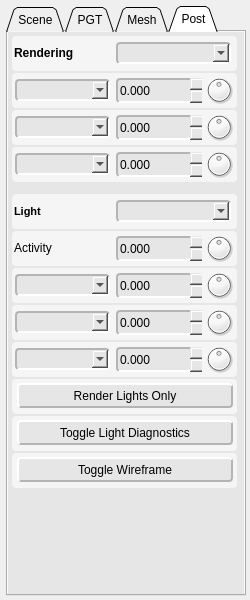
karajensen/shader-editor, file ShaderEditor/qt/project/tweaker.ui: the form before one commit.
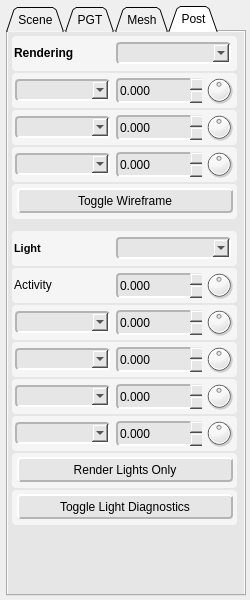
The form after the commit. The open tabs and pages were chosen to show the change.

What changed in the file:
```diff
--- a/ShaderEditor/qt/project/tweaker.ui
+++ b/ShaderEditor/qt/project/tweaker.ui
@@ -5183,6 +5183,63 @@
           </widget>
          </widget>
         </item>
+        <item>
+         <widget class="QFrame" name="toggleWireframe">
+          <property name="sizePolicy">
+           <sizepolicy hsizetype="Fixed" vsizetype="Fixed">
+            <horstretch>0</horstretch>
+            <verstretch>0</verstretch>
+           </sizepolicy>
+          </property>
+          <property name="minimumSize">
+           <size>
+            <width>225</width>
+            <height>35</height>
+           </size>
+          </property>
+          <property name="maximumSize">
+           <size>
+            <width>225</width>
+            <height>35</height>
+           </size>
+          </property>
+          <property name="styleSheet">
+           <string notr="true">background-color: rgb(245, 245, 245);
+border-radius: 4px;</string>
+          </property>
+          <property name="frameShape">
+           <enum>QFrame::Panel</enum>
+          </property>
+          <property name="frameShadow">
+           <enum>QFrame::Raised</enum>
+          </property>
+          <widget class="QPushButton" name="toggleWireframe_btn">
+           <property name="geometry">
+            <rect>
+             <x>5</x>
+             <y>4</y>
+             <width>216</width>
+             <height>25</height>
+            </rect>
+           </property>
+           <property name="styleSheet">
+            <string notr="true">background-color: rgb(230, 230, 230);
+border-top-color: rgb(255, 255, 255);
+border-left-color: rgb(255, 255, 255);
+border-bottom-color: rgb(180, 180, 180);
+border-right-color: rgb(180, 180, 180);
+border-style: solid;
+border-width: 2px;</string>
+           </property>
+           <property name="text">
+            <string>Toggle Wireframe</string>
+           </property>
+           <property name="default">
+            <bool>false</bool>
+           </property>
+          </widget>
+         </widget>
+        </item>
         <item>
          <spacer name="_meshSpacer_4">
           <property name="orientation">
@@ -6001,6 +6058,176 @@
           </widget>
          </widget>
         </item>
+        <item>
+         <widget class="QFrame" name="light_specular">
+          <property name="minimumSize">
+           <size>
+            <width>225</width>
+            <height>35</height>
+           </size>
+          </property>
+          <property name="maximumSize">
+           <size>
+            <width>225</width>
+            <height>35</height>
+           </size>
+          </property>
+          <property name="styleSheet">
+           <string notr="true">background-color: rgb(245, 245, 245);
+border-radius: 4px;</string>
+          </property>
+          <property name="frameShape">
+           <enum>QFrame::NoFrame</enum>
+          </property>
+          <property name="frameShadow">
+           <enum>QFrame::Plain</enum>
+          </property>
+          <property name="lineWidth">
+           <number>0</number>
+          </property>
+          <widget class="QDoubleSpinBox" name="light_specular_value">
+           <property name="geometry">
+            <rect>
+             <x>104</x>
+             <y>5</y>
+             <width>86</width>
+             <height>25</height>
+            </rect>
+           </property>
+           <property name="sizePolicy">
+            <sizepolicy hsizetype="Fixed" vsizetype="Fixed">
+             <horstretch>0</horstretch>
+             <verstretch>0</verstretch>
+            </sizepolicy>
+           </property>
+           <property name="minimumSize">
+            <size>
+             <width>86</width>
+             <height>25</height>
+            </size>
+           </property>
+           <property name="maximumSize">
+            <size>
+             <width>86</width>
+             <height>25</height>
+            </size>
+           </property>
+           <property name="styleSheet">
+            <string notr="true">background-color: rgb(230, 230, 230);
+border-top-color: rgb(180, 180, 180);
+border-left-color: rgb(180, 180, 180);
+border-bottom-color: rgb(255, 255, 255);
+border-right-color: rgb(255, 255, 255);
+border-style: solid;
+border-width: 2px;</string>
+           </property>
+           <property name="frame">
+            <bool>false</bool>
+           </property>
+           <property name="buttonSymbols">
+            <enum>QAbstractSpinBox::UpDownArrows</enum>
+           </property>
+           <property name="decimals">
+            <number>3</number>
+           </property>
+           <property name="minimum">
+            <double>-9999.000000000000000</double>
+           </property>
+           <property name="maximum">
+            <double>9999.000000000000000</double>
+           </property>
+           <property name="singleStep">
+            <double>0.050000000000000</double>
+           </property>
+          </widget>
+          <widget class="QDial" name="light_specular_dial">
+           <property name="geometry">
+            <rect>
+             <x>192</x>
+             <y>2</y>
+             <width>30</width>
+             <height>30</height>
+            </rect>
+           </property>
+           <property name="sizePolicy">
+            <sizepolicy hsizetype="Fixed" vsizetype="Fixed">
+             <horstretch>0</horstretch>
+             <verstretch>0</verstretch>
+            </sizepolicy>
+           </property>
+           <property name="minimumSize">
+            <size>
+             <width>30</width>
+             <height>30</height>
+            </size>
+           </property>
+           <property name="maximumSize">
+            <size>
+             <width>30</width>
+             <height>30</height>
+            </size>
+           </property>
+           <property name="styleSheet">
+            <string notr="true">border-width: 0px;</string>
+           </property>
+           <property name="minimum">
+            <number>-10000</number>
+           </property>
+           <property name="maximum">
+            <number>10000</number>
+           </property>
+          </widget>
+          <widget class="QComboBox" name="light_specular_box">
+           <property name="geometry">
+            <rect>
+             <x>3</x>
+             <y>6</y>
+             <width>95</width>
+             <height>22</height>
+            </rect>
+           </property>
+           <property name="sizePolicy">
+            <sizepolicy hsizetype="Fixed" vsizetype="Fixed">
+             <horstretch>0</horstretch>
+             <verstretch>0</verstretch>
+            </sizepolicy>
+           </property>
+           <property name="minimumSize">
+            <size>
+             <width>95</width>
+             <height>22</height>
+            </size>
+           </property>
+           <property name="maximumSize">
+            <size>
+             <width>90</width>
+             <height>22</height>
+            </size>
+           </property>
+           <property name="baseSize">
+            <size>
+             <width>90</width>
+             <height>25</height>
+            </size>
+           </property>
+           <property name="styleSheet">
+            <string notr="true">background-color: rgb(230, 230, 230);
+border-top-color: rgb(180, 180, 180);
+border-left-color: rgb(180, 180, 180);
+border-bottom-color: rgb(255, 255, 255);
+border-right-color: rgb(255, 255, 255);
+border-style: solid;
+border-width: 2px;</string>
+           </property>
+           <property name="maxVisibleItems">
+            <number>30</number>
+           </property>
+           <property name="frame">
+            <bool>false</bool>
+           </property>
+          </widget>
+         </widget>
+        </item>
         <item>
          <widget class="QFrame" name="light_render_only">
           <property name="sizePolicy">
@@ -6115,63 +6342,6 @@
           </widget>
          </widget>
         </item>
-        <item>
-         <widget class="QFrame" name="toggleWireframe">
-          <property name="sizePolicy">
-           <sizepolicy hsizetype="Fixed" vsizetype="Fixed">
-            <horstretch>0</horstretch>
-            <verstretch>0</verstretch>
-           </sizepolicy>
-          </property>
-          <property name="minimumSize">
-           <size>
-            <width>225</width>
-            <height>35</height>
-           </size>
-          </property>
-          <property name="maximumSize">
-           <size>
-            <width>225</width>
-            <height>35</height>
-           </size>
-          </property>
-          <property name="styleSheet">
-           <string notr="true">background-color: rgb(245, 245, 245);
-border-radius: 4px;</string>
-          </property>
-          <property name="frameShape">
-           <enum>QFrame::Panel</enum>
-          </property>
-          <property name="frameShadow">
-           <enum>QFrame::Raised</enum>
-          </property>
-          <widget class="QPushButton" name="toggleWireframe_btn">
-           <property name="geometry">
-            <rect>
-             <x>5</x>
-             <y>4</y>
-             <width>216</width>
-             <height>25</height>
-            </rect>
-           </property>
-           <property name="styleSheet">
-            <string notr="true">background-color: rgb(230, 230, 230);
-border-top-color: rgb(255, 255, 255);
-border-left-color: rgb(255, 255, 255);
-border-bottom-color: rgb(180, 180, 180);
-border-right-color: rgb(180, 180, 180);
-border-style: solid;
-border-width: 2px;</string>
-           </property>
-           <property name="text">
-            <string>Toggle Wireframe</string>
-           </property>
-           <property name="default">
-            <bool>false</bool>
-           </property>
-          </widget>
-         </widget>
-        </item>
         <item>
          <spacer name="_postSpacer">
           <property name="orientation">
```
Left out of the diff: 2 changed lines with no effect on the pictures.
